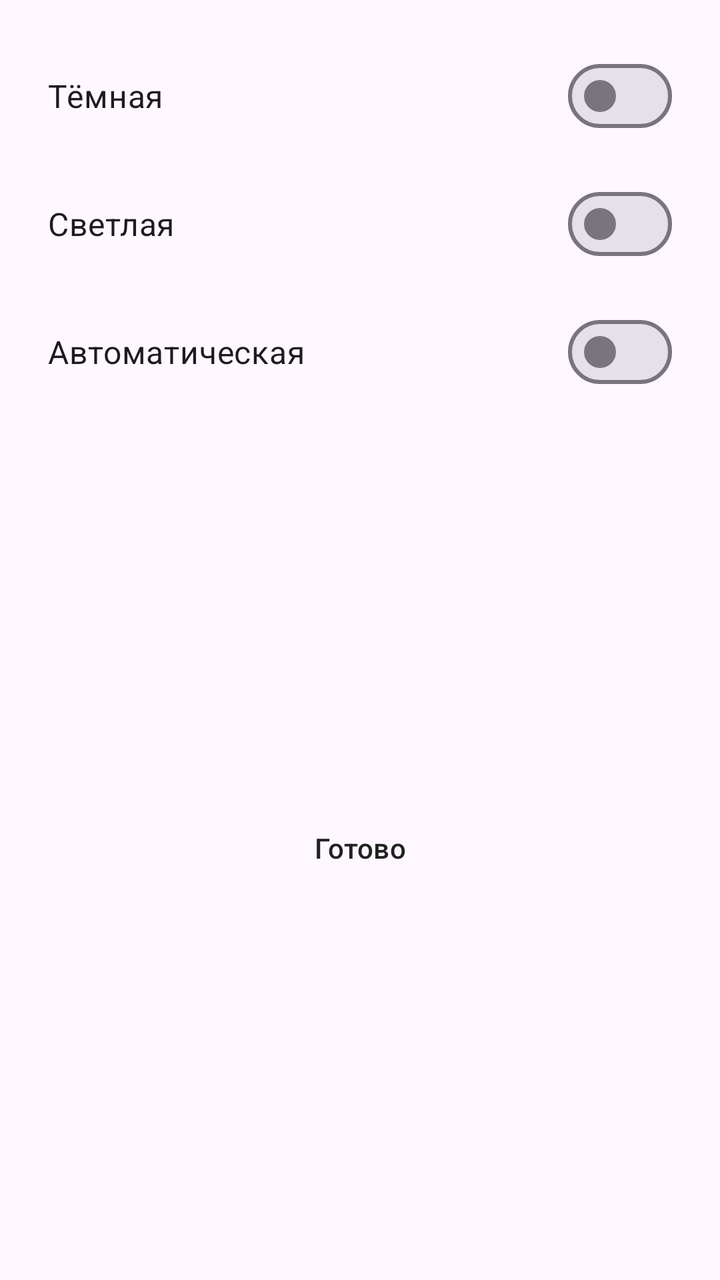
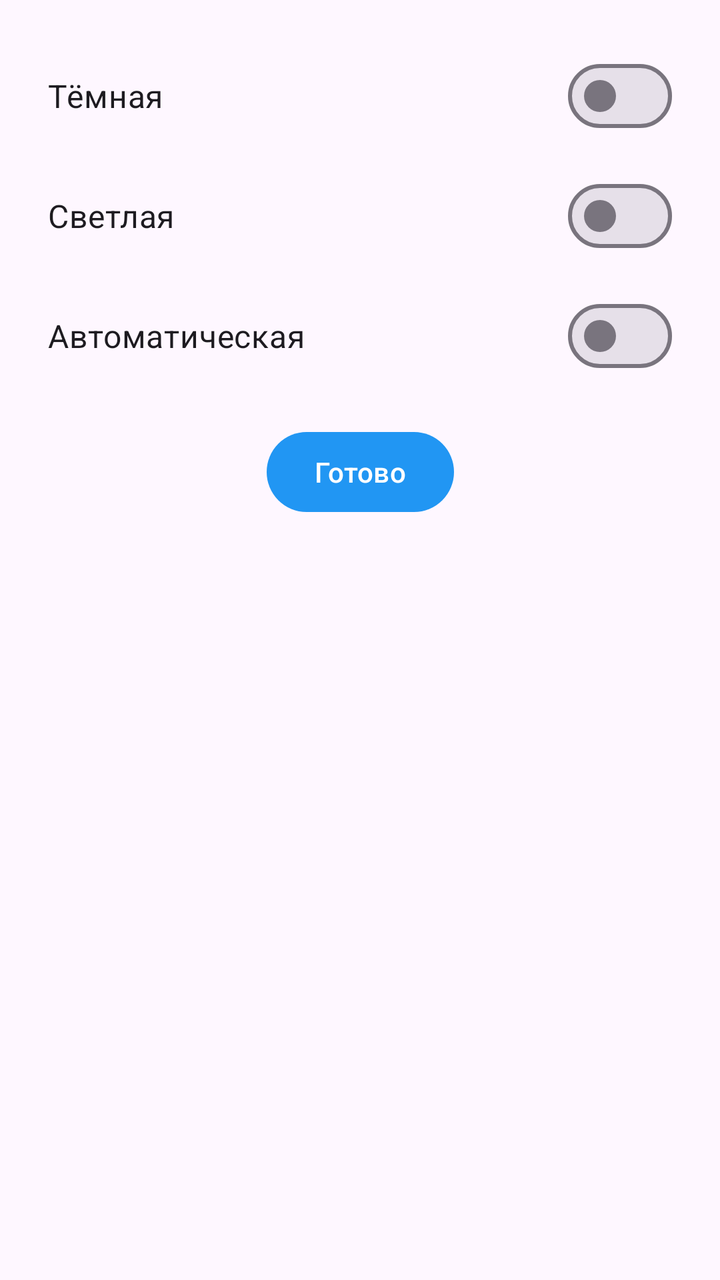

Compare the two renders of this Android layout. The source of the first and the diff that turns it into the second are given below.
<!-- AndroidManifest.xml: application theme Theme.CacheWidget -->
<!-- res/layout/dialog_theme.xml -->
<?xml version="1.0" encoding="utf-8"?>
<androidx.constraintlayout.widget.ConstraintLayout 
    xmlns:android="http://schemas.android.com/apk/res/android"
    xmlns:app="http://schemas.android.com/apk/res-auto"
    android:layout_width="match_parent"
    android:layout_height="wrap_content"
    android:paddingStart="24dp"
    android:paddingEnd="24dp"
    android:paddingTop="24dp"
    android:paddingBottom="16dp"> 

    
    <com.google.android.material.materialswitch.MaterialSwitch
        android:id="@+id/sw_dark"
        android:layout_width="0dp"
        android:layout_height="wrap_content"
        android:text="Тёмная"
        android:textSize="16sp"
        app:layout_constraintEnd_toEndOf="parent"
        app:layout_constraintStart_toStartOf="parent"
        app:layout_constraintTop_toTopOf="parent" />

    
    <com.google.android.material.materialswitch.MaterialSwitch
        android:id="@+id/sw_light"
        android:layout_width="0dp"
        android:layout_height="wrap_content"
        android:text="Светлая"
        android:textSize="16sp"
        android:layout_marginTop="16dp"
        app:layout_constraintEnd_toEndOf="parent"
        app:layout_constraintStart_toStartOf="parent"
        app:layout_constraintTop_toBottomOf="@id/sw_dark" />

    
    <com.google.android.material.materialswitch.MaterialSwitch
        android:id="@+id/sw_auto"
        android:layout_width="0dp"
        android:layout_height="wrap_content"
        android:text="Автоматическая"
        android:textSize="16sp"
        android:layout_marginTop="16dp"
        app:layout_constraintEnd_toEndOf="parent"
        app:layout_constraintStart_toStartOf="parent"
        app:layout_constraintTop_toBottomOf="@id/sw_light" />

    
    <Button
        android:id="@+id/btn_done"
        android:layout_width="wrap_content"
        android:layout_height="wrap_content"
        android:text="Готово"
        android:textColor="@color/text_primary"
        style="@style/Widget.Material3.Button.TextButton"
        app:layout_constraintBottom_toBottomOf="parent"
        app:layout_constraintEnd_toEndOf="parent"
        app:layout_constraintStart_toStartOf="parent"
        app:layout_constraintTop_toBottomOf="@id/sw_auto"
        android:layout_marginTop="24dp" />

</androidx.constraintlayout.widget.ConstraintLayout>
<!-- resources referenced by this layout -->
<resources>
  <color name="text_primary">#212121</color>
  <style name="Theme.CacheWidget" parent="Theme.Material3.DayNight.NoActionBar">
          <item name="colorPrimary">@color/colorPrimary</item>
          <item name="colorOnPrimary">@color/colorOnPrimary</item>
          
          <item name="android:statusBarColor">@color/status_bar_bg</item>
      </style>
  <color name="colorPrimary">#2196F3</color>
  <color name="colorOnPrimary">#FFFFFF</color>
  <color name="status_bar_bg">#BBDEFB</color>
</resources>

<!-- the commit's change to res/layout/dialog_theme.xml (unified diff, before → after) -->
@@ -1,5 +1,5 @@
 <?xml version="1.0" encoding="utf-8"?>
-<androidx.constraintlayout.widget.ConstraintLayout 
+<androidx.constraintlayout.widget.ConstraintLayout
     xmlns:android="http://schemas.android.com/apk/res/android"
     xmlns:app="http://schemas.android.com/apk/res-auto"
     android:layout_width="match_parent"
@@ -7,9 +7,8 @@
     android:paddingStart="24dp"
     android:paddingEnd="24dp"
     android:paddingTop="24dp"
-    android:paddingBottom="16dp"> 
+    android:paddingBottom="12dp">
 
-    
     <com.google.android.material.materialswitch.MaterialSwitch
         android:id="@+id/sw_dark"
         android:layout_width="0dp"
@@ -20,42 +19,36 @@
         app:layout_constraintStart_toStartOf="parent"
         app:layout_constraintTop_toTopOf="parent" />
 
-    
     <com.google.android.material.materialswitch.MaterialSwitch
         android:id="@+id/sw_light"
         android:layout_width="0dp"
         android:layout_height="wrap_content"
+        android:layout_marginTop="12dp"
         android:text="Светлая"
         android:textSize="16sp"
-        android:layout_marginTop="16dp"
         app:layout_constraintEnd_toEndOf="parent"
         app:layout_constraintStart_toStartOf="parent"
         app:layout_constraintTop_toBottomOf="@id/sw_dark" />
 
-    
     <com.google.android.material.materialswitch.MaterialSwitch
         android:id="@+id/sw_auto"
         android:layout_width="0dp"
         android:layout_height="wrap_content"
+        android:layout_marginTop="12dp"
         android:text="Автоматическая"
         android:textSize="16sp"
-        android:layout_marginTop="16dp"
         app:layout_constraintEnd_toEndOf="parent"
         app:layout_constraintStart_toStartOf="parent"
         app:layout_constraintTop_toBottomOf="@id/sw_light" />
 
-    
     <Button
         android:id="@+id/btn_done"
         android:layout_width="wrap_content"
         android:layout_height="wrap_content"
+        android:layout_marginTop="20dp"
         android:text="Готово"
-        android:textColor="@color/text_primary"
-        style="@style/Widget.Material3.Button.TextButton"
-        app:layout_constraintBottom_toBottomOf="parent"
         app:layout_constraintEnd_toEndOf="parent"
         app:layout_constraintStart_toStartOf="parent"
-        app:layout_constraintTop_toBottomOf="@id/sw_auto"
-        android:layout_marginTop="24dp" />
+        app:layout_constraintTop_toBottomOf="@id/sw_auto" />
 
 </androidx.constraintlayout.widget.ConstraintLayout>
<!-- resource entries referenced after the edit -->
@@ -1,6 +1,5 @@
 <!-- resources referenced by this layout -->
 <resources>
-  <color name="text_primary">#212121</color>
   <style name="Theme.CacheWidget" parent="Theme.Material3.DayNight.NoActionBar">
           <item name="colorPrimary">@color/colorPrimary</item>
           <item name="colorOnPrimary">@color/colorOnPrimary</item>
